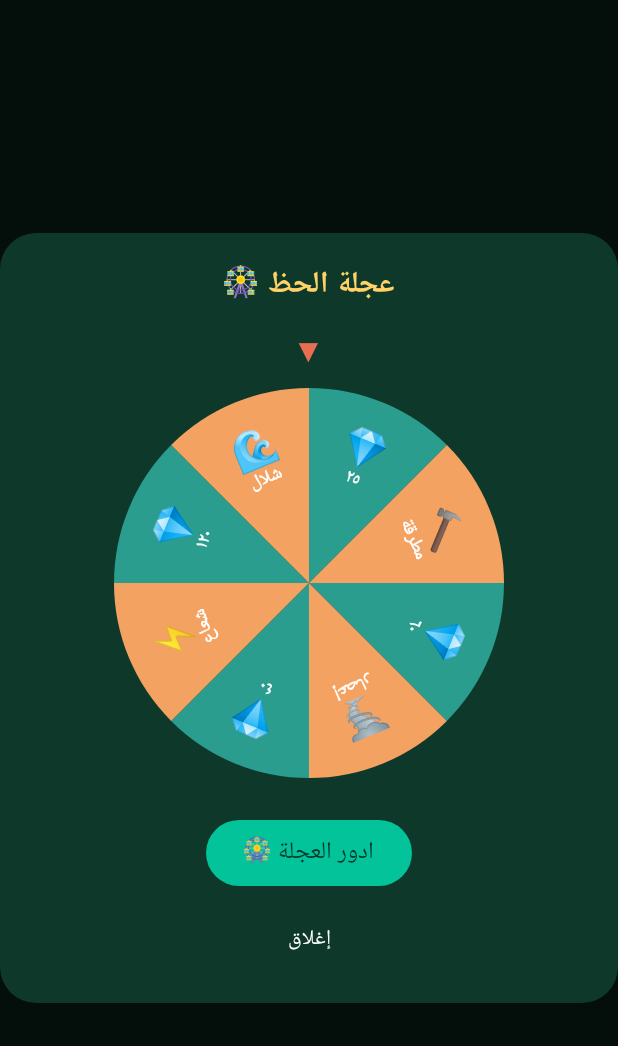
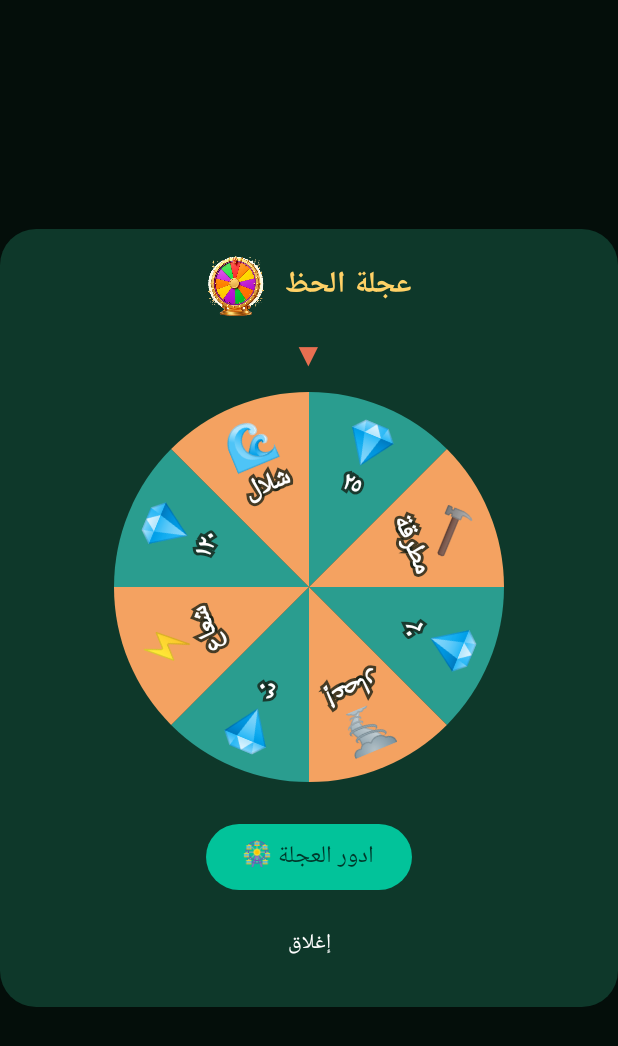
Before and after one commit to mohamedelghazawy-ctrl/tropical-fruits-kingdom, an Android app built with Jetpack Compose: the composable LuckyWheelDialog called with empty values, on a phone screen of 412 x 824 dp. Shown: the top 1046 px of the screen. Run offline under Robolectric (Android 15) with nearby library versions, the phone set to English and light mode, and no system bars.

Commit message:
patch36+37: wheel dialog polish

```diff
--- a/app/src/main/java/com/example/ui/components/LuckyWheelDialog.kt
+++ b/app/src/main/java/com/example/ui/components/LuckyWheelDialog.kt
@@ -75,7 +75,15 @@ fun LuckyWheelDialog(
                 horizontalAlignment = Alignment.CenterHorizontally,
                 verticalArrangement = Arrangement.spacedBy(10.dp)
             ) {
-                Text("🎡 عجلة الحظ", fontSize = 20.sp, fontWeight = FontWeight.Bold, color = Color(0xFFFFD166))
+                androidx.compose.foundation.layout.Row(verticalAlignment = Alignment.CenterVertically) {
+                    androidx.compose.foundation.Image(
+                        painter = androidx.compose.ui.res.painterResource(com.example.R.drawable.wheel_icon),
+                        contentDescription = null,
+                        modifier = Modifier.size(40.dp)
+                    )
+                    Spacer(Modifier.padding(horizontal = 6.dp))
+                    Text("عجلة الحظ", fontSize = 20.sp, fontWeight = FontWeight.Bold, color = Color(0xFFFFD166))
+                }
                 Text("▼", fontSize = 22.sp, color = Color(0xFFE76F51))
                 Canvas(modifier = Modifier.size(260.dp)) {
                     val r = size.minDimension / 2f
@@ -89,22 +97,33 @@ fun LuckyWheelDialog(
                                 topLeft = Offset.Zero, size = Size(size.width, size.height)
                             )
                             val mid = Math.toRadians((start + seg / 2f).toDouble())
-                            val lx = center.x + (r * 0.68f) * Math.cos(mid).toFloat()
-                            val ly = center.y + (r * 0.68f) * Math.sin(mid).toFloat()
+                            val lx = center.x + (r * 0.72f) * Math.cos(mid).toFloat()
+                            val ly = center.y + (r * 0.72f) * Math.sin(mid).toFloat()
                             val p = LuckyWheel.PRIZES[i]
-                            val paint = android.graphics.Paint().apply {
+                            val iconPaint = android.graphics.Paint().apply {
                                 textAlign = android.graphics.Paint.Align.CENTER
-                                textSize = 30.sp.toPx() * 0.8f
+                                textSize = 34.sp.toPx() * 0.8f
                                 isAntiAlias = true
+                            }
+                            val fill = android.graphics.Paint().apply {
+                                textAlign = android.graphics.Paint.Align.CENTER
+                                textSize = 17.sp.toPx()
+                                color = android.graphics.Color.WHITE
+                                isFakeBoldText = true
+                                isAntiAlias = true
+                            }
+                            val outline = android.graphics.Paint(fill).apply {
+                                style = android.graphics.Paint.Style.STROKE
+                                strokeWidth = 4.dp.toPx()
+                                color = android.graphics.Color.argb(200, 20, 30, 20)
                             }
                             drawContext.canvas.nativeCanvas.apply {
                                 save()
                                 rotate(start + seg / 2f + 90f, lx, ly)
-                                drawText(p.icon, lx, ly, paint)
-                                paint.textSize = 12.sp.toPx()
-                                paint.color = android.graphics.Color.WHITE
-                                paint.isFakeBoldText = true
-                                drawText(p.short, lx, ly + 16.sp.toPx(), paint)
+                                drawText(p.icon, lx, ly, iconPaint)
+                                val ty = ly + 24.sp.toPx()
+                                drawText(p.short, lx, ty, outline)
+                                drawText(p.short, lx, ty, fill)
                                 restore()
                             }
                         }
```
